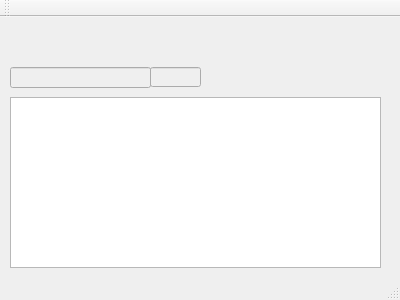
Above: mainwindow.ui from sarehosre/custom-tcp-passthrough before the change. Below: the same form after it.
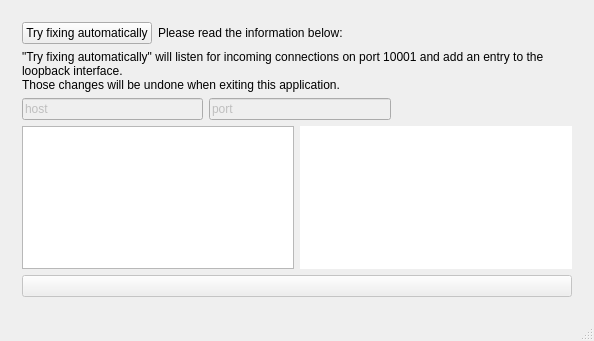
That is the form after the change.

What changed in the file:
```diff
--- a/mainwindow.ui
+++ b/mainwindow.ui
@@ -6,68 +6,258 @@
    <rect>
     <x>0</x>
     <y>0</y>
-    <width>400</width>
-    <height>300</height>
+    <width>594</width>
+    <height>341</height>
    </rect>
   </property>
   <property name="windowTitle">
    <string>MainWindow</string>
   </property>
   <widget class="QWidget" name="centralWidget">
-   <widget class="QLineEdit" name="lineEditHost">
-    <property name="enabled">
-     <bool>false</bool>
-    </property>
-    <property name="geometry">
-     <rect>
-      <x>10</x>
-      <y>50</y>
-      <width>141</width>
-      <height>21</height>
-     </rect>
-    </property>
-   </widget>
-   <widget class="QPlainTextEdit" name="logLineEdit">
-    <property name="geometry">
-     <rect>
-      <x>10</x>
-      <y>80</y>
-      <width>371</width>
-      <height>171</height>
-     </rect>
-    </property>
-   </widget>
-   <widget class="QLineEdit" name="lineEditPort">
-    <property name="enabled">
-     <bool>false</bool>
-    </property>
-    <property name="geometry">
-     <rect>
-      <x>150</x>
-      <y>50</y>
-      <width>51</width>
-      <height>20</height>
-     </rect>
-    </property>
-   </widget>
-  </widget>
-  <widget class="QMenuBar" name="menuBar">
-   <property name="geometry">
-    <rect>
-     <x>0</x>
-     <y>0</y>
-     <width>400</width>
-     <height>21</height>
-    </rect>
-   </property>
-  </widget>
-  <widget class="QToolBar" name="mainToolBar">
-   <attribute name="toolBarArea">
-    <enum>TopToolBarArea</enum>
-   </attribute>
-   <attribute name="toolBarBreak">
-    <bool>false</bool>
-   </attribute>
+   <layout class="QVBoxLayout" name="verticalLayout_2">
+    <item>
+     <widget class="QStackedWidget" name="stackedWidget">
+      <property name="currentIndex">
+       <number>3</number>
+      </property>
+      <widget class="QWidget" name="page_0">
+       <layout class="QGridLayout" name="gridLayout">
+        <item row="0" column="0">
+         <widget class="QLabel" name="label">
+          <property name="font">
+           <font>
+            <family>Arial</family>
+            <weight>75</weight>
+            <bold>true</bold>
+           </font>
+          </property>
+          <property name="text">
+           <string>Getting error &quot;-2, 10061&quot;? (European server only)</string>
+          </property>
+         </widget>
+        </item>
+        <item row="0" column="1">
+         <widget class="QPushButton" name="pushB_startNetAnal">
+          <property name="text">
+           <string>Start network analysis</string>
+          </property>
+         </widget>
+        </item>
+        <item row="3" column="0" colspan="2">
+         <widget class="QTextBrowser" name="textBr_0">
+          <property name="openLinks">
+           <bool>false</bool>
+          </property>
+         </widget>
+        </item>
+       </layout>
+      </widget>
+      <widget class="QWidget" name="page_1">
+       <layout class="QVBoxLayout" name="verticalLayout_3">
+        <item>
+         <widget class="QTextBrowser" name="textBr_1">
+          <property name="styleSheet">
+           <string notr="true">font-size: 18px;
+font-family: Sans-Serif, Arial;</string>
+          </property>
+          <property name="frameShape">
+           <enum>QFrame::NoFrame</enum>
+          </property>
+          <property name="frameShadow">
+           <enum>QFrame::Plain</enum>
+          </property>
+          <property name="lineWidth">
+           <number>0</number>
+          </property>
+          <property name="html">
+           <string>&lt;!DOCTYPE HTML PUBLIC &quot;-//W3C//DTD HTML 4.0//EN&quot; &quot;http://www.w3.org/TR/REC-html40/strict.dtd&quot;&gt;
+&lt;html&gt;&lt;head&gt;&lt;meta name=&quot;qrichtext&quot; content=&quot;1&quot; /&gt;&lt;style type=&quot;text/css&quot;&gt;
+p, li { white-space: pre-wrap; }
+&lt;/style&gt;&lt;/head&gt;&lt;body style=&quot; font-family:'Sans-Serif,Arial'; font-weight:400; font-style:normal;&quot;&gt;
+&lt;p style=&quot; margin-top:12px; margin-bottom:12px; margin-left:0px; margin-right:0px; -qt-block-indent:0; text-indent:0px;&quot;&gt;&lt;span style=&quot; color:#101010;&quot;&gt;Could not connect to the CAE version server!&lt;br /&gt;There propably is a maintenance at the moment.&lt;/span&gt;&lt;/p&gt;
+&lt;p style=&quot; margin-top:12px; margin-bottom:12px; margin-left:0px; margin-right:0px; -qt-block-indent:0; text-indent:0px;&quot;&gt;&lt;span style=&quot; color:#101010;&quot;&gt;To see if there is a planned maintenance, visit: &lt;/span&gt;&lt;a href=&quot;http://combatarms.nexoneu.com/NXEU.aspx?PART=/News/Notice&quot;&gt;&lt;span style=&quot; text-decoration: underline; color:#00aaff;&quot;&gt;http://combatarms.nexoneu.com/NXEU.aspx?PART=/News/Notice&lt;/span&gt;&lt;/a&gt;&lt;/p&gt;
+&lt;p style=&quot; margin-top:0px; margin-bottom:0px; margin-left:0px; margin-right:0px; -qt-block-indent:0; text-indent:0px;&quot;&gt;&lt;span style=&quot; color:#101010;&quot;&gt;&lt;br /&gt;&lt;/span&gt;&lt;/p&gt;
+&lt;p style=&quot; margin-top:12px; margin-bottom:12px; margin-left:0px; margin-right:0px; -qt-block-indent:0; text-indent:0px;&quot;&gt;&lt;span style=&quot; color:#101010;&quot;&gt;Alternatively,&lt;br /&gt;you can &lt;/span&gt;&lt;a href=&quot;goto:0&quot;&gt;&lt;span style=&quot; text-decoration: underline; color:#0077ff; background-color:#dddddd;&quot;&gt;click here to restart the analysis.&lt;/span&gt;&lt;/a&gt;&lt;/p&gt;&lt;/body&gt;&lt;/html&gt;</string>
+          </property>
+          <property name="openExternalLinks">
+           <bool>true</bool>
+          </property>
+          <property name="openLinks">
+           <bool>false</bool>
+          </property>
+         </widget>
+        </item>
+       </layout>
+      </widget>
+      <widget class="QWidget" name="page_2">
+       <property name="styleSheet">
+        <string notr="true">font-size: 20px;
+font-family: Sans-Serif, Arial;</string>
+       </property>
+       <layout class="QVBoxLayout" name="verticalLayout">
+        <item>
+         <widget class="QTextBrowser" name="textBr_2">
+          <property name="styleSheet">
+           <string notr="true">font-size: 18px;
+font-family: Sans-Serif, Arial;</string>
+          </property>
+          <property name="frameShape">
+           <enum>QFrame::NoFrame</enum>
+          </property>
+          <property name="frameShadow">
+           <enum>QFrame::Plain</enum>
+          </property>
+          <property name="lineWidth">
+           <number>0</number>
+          </property>
+          <property name="html">
+           <string>&lt;!DOCTYPE HTML PUBLIC &quot;-//W3C//DTD HTML 4.0//EN&quot; &quot;http://www.w3.org/TR/REC-html40/strict.dtd&quot;&gt;
+&lt;html&gt;&lt;head&gt;&lt;meta name=&quot;qrichtext&quot; content=&quot;1&quot; /&gt;&lt;style type=&quot;text/css&quot;&gt;
+p, li { white-space: pre-wrap; }
+&lt;/style&gt;&lt;/head&gt;&lt;body style=&quot; font-family:'Sans-Serif,Arial'; font-weight:400; font-style:normal;&quot;&gt;
+&lt;p style=&quot; margin-top:12px; margin-bottom:12px; margin-left:0px; margin-right:0px; -qt-block-indent:0; text-indent:0px;&quot;&gt;The CAE version server seems to be running.&lt;br /&gt;If you are still getting error &amp;quot;-2,16001&amp;quot;, your CA installation is probably outdated.&lt;/p&gt;
+&lt;p style=&quot; margin-top:12px; margin-bottom:12px; margin-left:0px; margin-right:0px; -qt-block-indent:0; text-indent:0px;&quot;&gt;Here is what you can do:&lt;/p&gt;
+&lt;ul style=&quot;margin-top: 0px; margin-bottom: 0px; margin-left: 0px; margin-right: 0px; -qt-list-indent: 1;&quot;&gt;&lt;li style=&quot; margin-top:12px; margin-bottom:0px; margin-left:0px; margin-right:0px; -qt-block-indent:0; text-indent:0px;&quot;&gt;Uninstall CAE, get the newest version from &lt;a href=&quot;http://download.nexoneu.com/cba/fullversion/Combatarms_eu.exe&quot;&gt;&lt;span style=&quot; text-decoration: underline; color:#0000ff;&quot;&gt;download.nexoneu.com/cba/fullversion/Combatarms_eu.exe&lt;/span&gt;&lt;/a&gt; (1,6 GiB) and install it. &lt;/li&gt;
+&lt;li style=&quot; margin-top:0px; margin-bottom:12px; margin-left:0px; margin-right:0px; -qt-block-indent:0; text-indent:0px;&quot;&gt;&lt;a href=&quot;goto:3&quot;&gt;&lt;span style=&quot; text-decoration: underline; color:#0000ff;&quot;&gt;Try fixing the error automatically.&lt;/span&gt;&lt;/a&gt; (Recommended)&lt;/li&gt;&lt;/ul&gt;
+&lt;p style=&quot; margin-top:12px; margin-bottom:12px; margin-left:0px; margin-right:0px; -qt-block-indent:0; text-indent:0px;&quot;&gt;To choose, click a link above.&lt;/p&gt;&lt;/body&gt;&lt;/html&gt;</string>
+          </property>
+          <property name="openLinks">
+           <bool>false</bool>
+          </property>
+         </widget>
+        </item>
+       </layout>
+      </widget>
+      <widget class="QWidget" name="page_3">
+       <layout class="QVBoxLayout" name="verticalLayout_4">
+        <item>
+         <layout class="QHBoxLayout" name="horizontalLayout">
+          <item>
+           <widget class="QPushButton" name="pushB_fixError">
+            <property name="text">
+             <string>Try fixing automatically</string>
+            </property>
+           </widget>
+          </item>
+          <item>
+           <widget class="QLabel" name="label_2">
+            <property name="text">
+             <string>Please read the information below:</string>
+            </property>
+           </widget>
+          </item>
+          <item>
+           <spacer name="horizontalSpacer">
+            <property name="orientation">
+             <enum>Qt::Horizontal</enum>
+            </property>
+            <property name="sizeHint" stdset="0">
+             <size>
+              <width>40</width>
+              <height>20</height>
+             </size>
+            </property>
+           </spacer>
+          </item>
+         </layout>
+        </item>
+        <item>
+         <widget class="QLabel" name="label_3">
+          <property name="text">
+           <string>&quot;Try fixing automatically&quot; will listen for incoming connections on port 10001 and add an entry to the loopback interface.
+Those changes will be undone when exiting this application.</string>
+          </property>
+          <property name="wordWrap">
+           <bool>true</bool>
+          </property>
+         </widget>
+        </item>
+        <item>
+         <layout class="QHBoxLayout" name="horizontalLayout_3">
+          <item>
+           <widget class="QLineEdit" name="lineEditHost">
+            <property name="enabled">
+             <bool>false</bool>
+            </property>
+            <property name="text">
+             <string>host</string>
+            </property>
+           </widget>
+          </item>
+          <item>
+           <widget class="QLineEdit" name="lineEditPort">
+            <property name="enabled">
+             <bool>false</bool>
+            </property>
+            <property name="text">
+             <string>port</string>
+            </property>
+           </widget>
+          </item>
+          <item>
+           <spacer name="horizontalSpacer_2">
+            <property name="orientation">
+             <enum>Qt::Horizontal</enum>
+            </property>
+            <property name="sizeHint" stdset="0">
+             <size>
+              <width>40</width>
+              <height>20</height>
+             </size>
+            </property>
+           </spacer>
+          </item>
+         </layout>
+        </item>
+        <item>
+         <layout class="QHBoxLayout" name="horizontalLayout_2">
+          <item>
+           <widget class="QTextBrowser" name="textBr_3a">
+            <property name="openLinks">
+             <bool>false</bool>
+            </property>
+           </widget>
+          </item>
+          <item>
+           <widget class="QTextBrowser" name="textBr_3b">
+            <property name="frameShape">
+             <enum>QFrame::NoFrame</enum>
+            </property>
+            <property name="frameShadow">
+             <enum>QFrame::Plain</enum>
+            </property>
+            <property name="lineWidth">
+             <number>-1</number>
+            </property>
+            <property name="html">
+             <string>&lt;!DOCTYPE HTML PUBLIC &quot;-//W3C//DTD HTML 4.0//EN&quot; &quot;http://www.w3.org/TR/REC-html40/strict.dtd&quot;&gt;
+&lt;html&gt;&lt;head&gt;&lt;meta name=&quot;qrichtext&quot; content=&quot;1&quot; /&gt;&lt;style type=&quot;text/css&quot;&gt;
+p, li { white-space: pre-wrap; }
+&lt;/style&gt;&lt;/head&gt;&lt;body style=&quot; font-family:'MS Shell Dlg 2'; font-size:8.25pt; font-weight:400; font-style:normal;&quot;&gt;
+&lt;p style=&quot;-qt-paragraph-type:empty; margin-top:0px; margin-bottom:0px; margin-left:0px; margin-right:0px; -qt-block-indent:0; text-indent:0px; font-size:8pt;&quot;&gt;&lt;/p&gt;&lt;/body&gt;&lt;/html&gt;</string>
+            </property>
+            <property name="openLinks">
+             <bool>false</bool>
+            </property>
+           </widget>
+          </item>
+         </layout>
+        </item>
+        <item>
+         <widget class="QPushButton" name="pushB_exit">
+          <property name="enabled">
+           <bool>false</bool>
+          </property>
+          <property name="text">
+           <string/>
+          </property>
+         </widget>
+        </item>
+       </layout>
+      </widget>
+     </widget>
+    </item>
+   </layout>
   </widget>
   <widget class="QStatusBar" name="statusBar"/>
  </widget>
```
Left out of the diff: 2 changed lines with no effect on the pictures.
